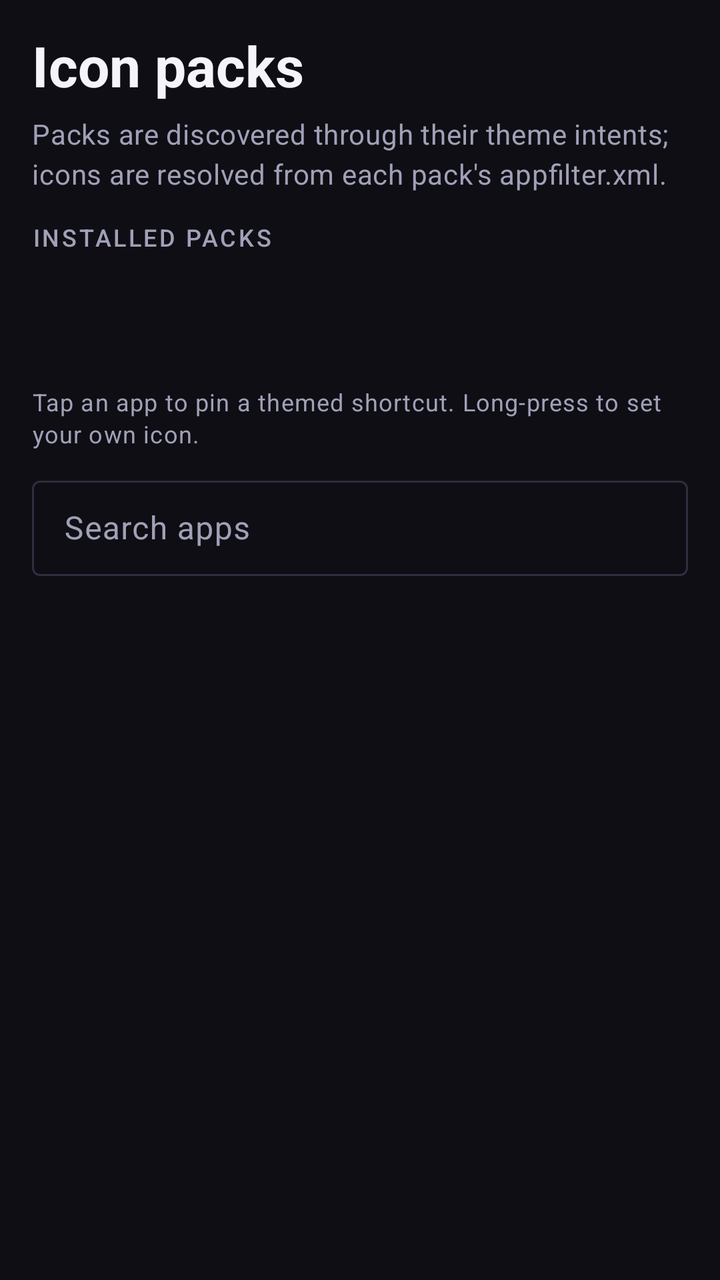
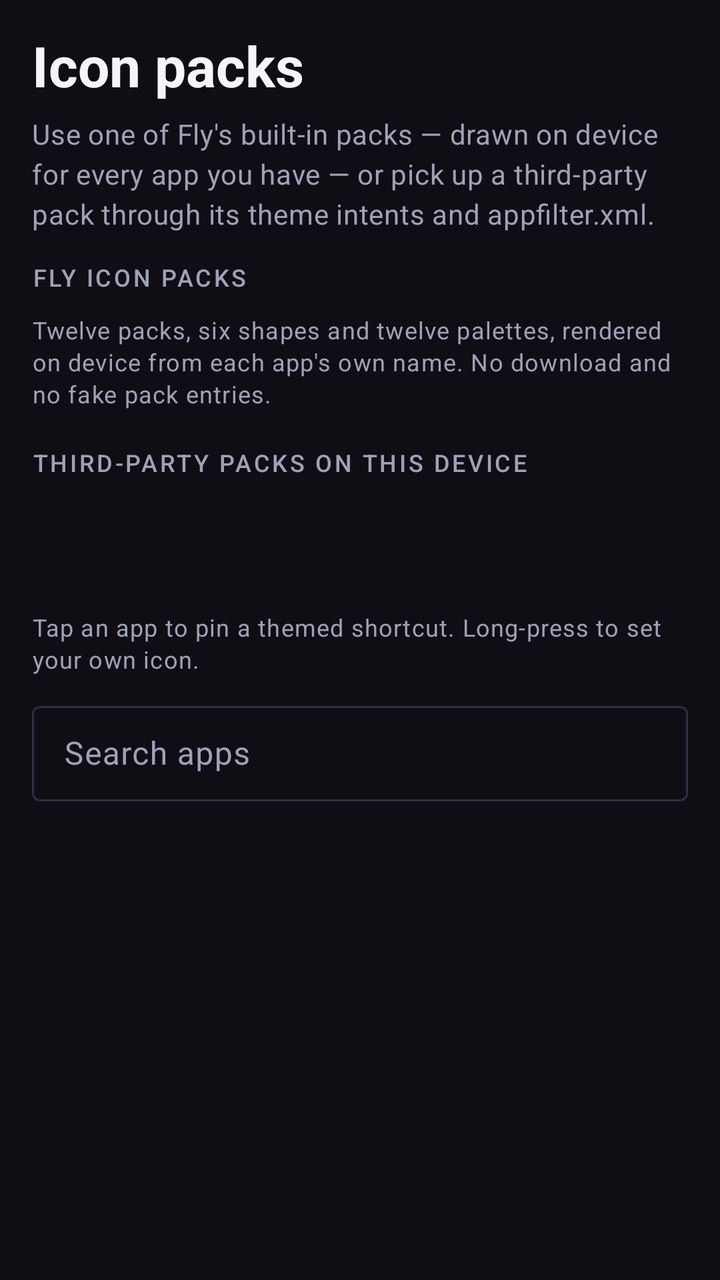

The first picture is an Android layout as it rendered before a commit; the second is the same layout after the commit. The layout source and the unified diff follow.
<!-- AndroidManifest.xml: application theme Theme.Fly.Dark -->
<!-- res/layout/fragment_icons.xml -->
<?xml version="1.0" encoding="utf-8"?>
<LinearLayout xmlns:android="http://schemas.android.com/apk/res/android"
    xmlns:app="http://schemas.android.com/apk/res-auto"
    android:layout_width="match_parent"
    android:layout_height="match_parent"
    android:orientation="vertical"
    android:paddingLeft="16dp"
    android:paddingTop="8dp"
    android:paddingRight="16dp">

    <TextView
        style="@style/Fly.Hero"
        android:text="@string/icons_title" />

    <TextView
        style="@style/Fly.Body"
        android:layout_marginTop="6dp"
        android:text="@string/icons_subtitle" />

    <TextView
        style="@style/Fly.Section"
        android:layout_marginTop="14dp"
        android:text="@string/packs_label" />

    <androidx.recyclerview.widget.RecyclerView
        android:id="@+id/packList"
        android:layout_width="match_parent"
        android:layout_height="wrap_content"
        android:clipToPadding="false"
        android:orientation="horizontal" />

    <TextView
        android:id="@+id/txtPacksEmpty"
        style="@style/Fly.Body"
        android:text="@string/packs_empty"
        android:visibility="gone" />

    <TextView
        android:id="@+id/txtSelectedPack"
        style="@style/Fly.Title"
        android:layout_marginTop="10dp" />

    <TextView
        android:id="@+id/txtCoverage"
        style="@style/Fly.Caption"
        android:layout_marginTop="2dp" />

    <TextView
        style="@style/Fly.Caption"
        android:layout_marginTop="6dp"
        android:text="@string/pin_hint" />

    <com.google.android.material.textfield.TextInputLayout
        android:id="@+id/searchLayout"
        style="@style/Widget.Material3.TextInputLayout.OutlinedBox.Dense"
        android:layout_width="match_parent"
        android:layout_height="wrap_content"
        android:layout_marginTop="10dp"
        android:hint="@string/search_apps_hint">

        <com.google.android.material.textfield.TextInputEditText
            android:id="@+id/inputSearch"
            android:layout_width="match_parent"
            android:layout_height="wrap_content"
            android:imeOptions="actionSearch"
            android:inputType="text"
            android:maxLines="1" />
    </com.google.android.material.textfield.TextInputLayout>

    <ProgressBar
        android:id="@+id/iconProgress"
        android:layout_width="26dp"
        android:layout_height="26dp"
        android:layout_gravity="center_horizontal"
        android:layout_marginTop="8dp"
        android:indeterminateTint="?attr/colorPrimary"
        android:visibility="gone" />

    <TextView
        android:id="@+id/txtSearchEmpty"
        style="@style/Fly.Body"
        android:layout_marginTop="8dp"
        android:text="@string/search_empty"
        android:visibility="gone" />

    <androidx.recyclerview.widget.RecyclerView
        android:id="@+id/appIconList"
        android:layout_width="match_parent"
        android:layout_height="0dp"
        android:layout_marginTop="6dp"
        android:layout_weight="1"
        android:clipToPadding="false"
        android:paddingBottom="12dp" />

</LinearLayout>
<!-- resources referenced by this layout -->
<resources>
  <string name="icons_subtitle">Packs are discovered through their theme intents; icons are resolved from each pack\'s appfilter.xml.</string>
  <string name="icons_title">Icon packs</string>
  <string name="packs_empty">No icon packs found on this device. Install one from the Play Store and reopen this tab.</string>
  <string name="packs_label">Installed packs</string>
  <string name="pin_hint">Tap an app to pin a themed shortcut. Long-press to set your own icon.</string>
  <string name="search_apps_hint">Search apps</string>
  <string name="search_empty">No apps match that search.</string>
  <style name="Fly.Body" parent="TextAppearance.Material3.BodyMedium">
          <item name="android:layout_width">match_parent</item>
          <item name="android:layout_height">wrap_content</item>
          <item name="android:textColor">?attr/colorOnSurfaceVariant</item>
          <item name="android:lineSpacingExtra">3dp</item>
      </style>
  <style name="Fly.Caption" parent="TextAppearance.Material3.BodySmall">
          <item name="android:layout_width">wrap_content</item>
          <item name="android:layout_height">wrap_content</item>
          <item name="android:textColor">?attr/colorOnSurfaceVariant</item>
      </style>
  <style name="Fly.Hero" parent="TextAppearance.Material3.HeadlineMedium">
          <item name="android:layout_width">match_parent</item>
          <item name="android:layout_height">wrap_content</item>
          <item name="android:layout_marginTop">6dp</item>
          <item name="android:textColor">?attr/colorOnSurface</item>
          <item name="android:textStyle">bold</item>
      </style>
  <style name="Fly.Section" parent="TextAppearance.Material3.LabelMedium">
          <item name="android:layout_width">match_parent</item>
          <item name="android:layout_height">wrap_content</item>
          <item name="android:textAllCaps">true</item>
          <item name="android:letterSpacing">0.1</item>
          <item name="android:textColor">?attr/colorOnSurfaceVariant</item>
          <item name="android:layout_marginBottom">10dp</item>
      </style>
  <style name="Fly.Title" parent="TextAppearance.Material3.TitleMedium">
          <item name="android:layout_width">match_parent</item>
          <item name="android:layout_height">wrap_content</item>
          <item name="android:textColor">?attr/colorOnSurface</item>
          <item name="android:textStyle">bold</item>
      </style>
  <color name="surface_dark">#0E0E14</color>
  <color name="surface_container_dark">#17171F</color>
  <color name="surface_container_high_dark">#1F1F2A</color>
  <color name="surface_variant_dark">#232330</color>
  <color name="on_surface_dark">#F4F4FA</color>
  <color name="on_surface_variant_dark">#A0A0B8</color>
  <color name="outline_dark">#2E2E3E</color>
  <color name="outline_variant_dark">#26262F</color>
  <color name="fly_brand">#7C5CFF</color>
  <color name="accent_on">#FFFFFF</color>
  <!-- unchanged entries left out for length: 2 -->
</resources>

<!-- the commit's change to res/layout/fragment_icons.xml (unified diff, before → after) -->
@@ -16,6 +16,23 @@
         style="@style/Fly.Body"
         android:layout_marginTop="6dp"
         android:text="@string/icons_subtitle" />
+
+    <TextView
+        style="@style/Fly.Section"
+        android:layout_marginTop="14dp"
+        android:text="@string/fly_packs_label" />
+
+    <TextView
+        style="@style/Fly.Caption"
+        android:text="@string/fly_packs_hint" />
+
+    <androidx.recyclerview.widget.RecyclerView
+        android:id="@+id/flyPackList"
+        android:layout_width="match_parent"
+        android:layout_height="wrap_content"
+        android:layout_marginTop="4dp"
+        android:clipToPadding="false"
+        android:orientation="horizontal" />
 
     <TextView
         style="@style/Fly.Section"
<!-- resource entries referenced after the edit -->
@@ -1,9 +1,11 @@
 <!-- resources referenced by this layout -->
 <resources>
-  <string name="icons_subtitle">Packs are discovered through their theme intents; icons are resolved from each pack\'s appfilter.xml.</string>
+  <string name="fly_packs_hint">Twelve packs, six shapes and twelve palettes, rendered on device from each app\'s own name. No download and no fake pack entries.</string>
+  <string name="fly_packs_label">Fly icon packs</string>
+  <string name="icons_subtitle">Use one of Fly\'s built-in packs — drawn on device for every app you have — or pick up a third-party pack through its theme intents and appfilter.xml.</string>
   <string name="icons_title">Icon packs</string>
-  <string name="packs_empty">No icon packs found on this device. Install one from the Play Store and reopen this tab.</string>
-  <string name="packs_label">Installed packs</string>
+  <string name="packs_empty">No third-party icon packs are installed. Fly\'s twelve built-in packs above still theme every app without installing anything.</string>
+  <string name="packs_label">Third-party packs on this device</string>
   <string name="pin_hint">Tap an app to pin a themed shortcut. Long-press to set your own icon.</string>
   <string name="search_apps_hint">Search apps</string>
   <string name="search_empty">No apps match that search.</string>
